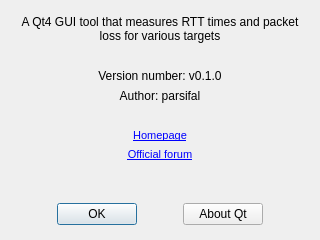
Old version of the form dialogabout.ui in the repository AlexGidarakos/QSpeedTest.
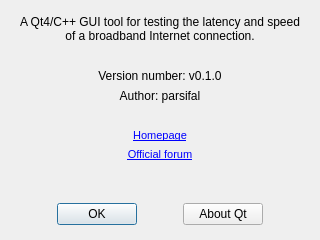
New version of the form.

Patch:
```diff
--- a/dialogabout.ui
+++ b/dialogabout.ui
@@ -29,7 +29,7 @@
    <item row="0" column="0">
     <widget class="QLabel" name="labelDescription">
      <property name="text">
-      <string>A Qt4 GUI tool that measures RTT times and packet loss for various targets</string>
+      <string>A Qt4/C++ GUI tool for testing the latency and speed of a broadband Internet connection.</string>
      </property>
      <property name="alignment">
       <set>Qt::AlignCenter</set>
```
